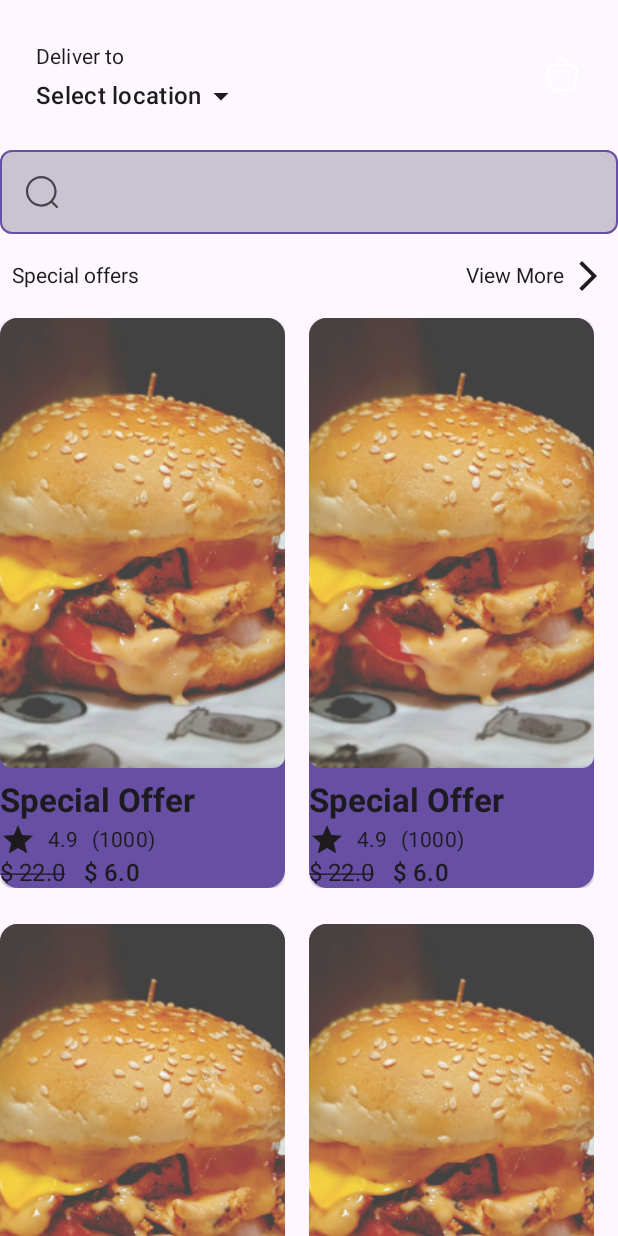
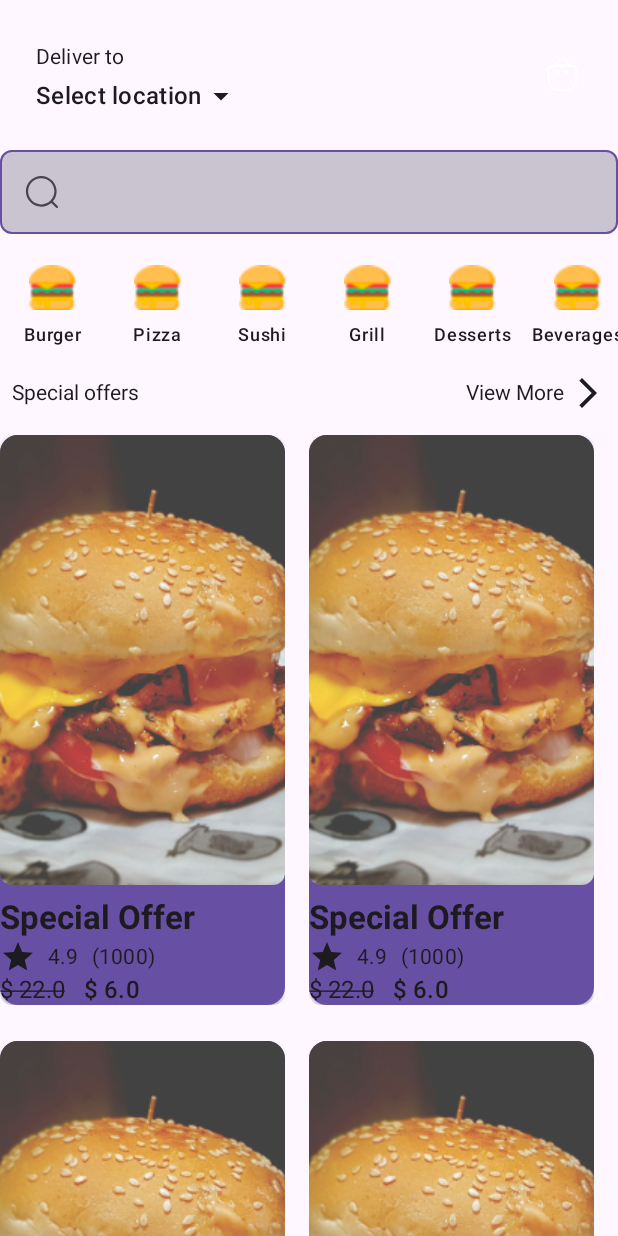
Before and after one commit to Ashraf4795/jahez, an Android app built with Jetpack Compose: the screen it shows after launch (MainActivity), on a phone screen of 412 x 824 dp. Run offline under Robolectric (Android 15) with nearby library versions, the phone set to English and light mode, and no system bars; our stand-ins replace Dagger/Hilt's generated code; missing, so only their content is drawn: JahezTheme; 10 statements that could not run were skipped.

Commit message:
add categories

```diff
--- a/data_model/src/main/java/com/jahez/common/Category.kt
+++ b/data_model/src/main/java/com/jahez/common/Category.kt
@@ -5,4 +5,13 @@ data class Category(
     val categoryTitle: LocalizedContent,
     val categoryImage: String,
     val deeplink: String
-)
+) {
+    companion object {
+        fun mock() = Category(
+            "id",
+            LocalizedContent("برجر", "Burger"),
+            "image_url",
+            "deep_link"
+        )
+    }
+}
--- a/data_model/src/main/java/com/jahez/home/CategoriesWidget.kt
+++ b/data_model/src/main/java/com/jahez/home/CategoriesWidget.kt
@@ -1 +1,9 @@
 package com.jahez.home
+
+import com.jahez.common.Category
+
+
+data class CategoriesWidget(
+    val id: String,
+    val categories: List<Category>
+)
--- a/data_model/src/main/java/com/jahez/home/HomePageContent.kt
+++ b/data_model/src/main/java/com/jahez/home/HomePageContent.kt
@@ -3,6 +3,7 @@ package com.jahez.home
 
 data class HomePageContent(
     val id: String,
+    val categoriesWidget: CategoriesWidget? = null,
     val offersWidget: OffersWidget? = null,
     val merchantsWidget: MerchantsWidget? = null,
 )
--- a/data_model/src/main/java/com/jahez/home/MerchantsWidget.kt
+++ b/data_model/src/main/java/com/jahez/home/MerchantsWidget.kt
@@ -1,7 +1,6 @@
 package com.jahez.home
 
 import com.jahez.common.LocalizedContent
-import com.jahez.common.Offer
 import com.jahez.data_model.RemoteMerchant
 
 data class MerchantsWidget(
--- a/feature/home/src/main/java/com/jahez/home/ui/HomeScreenContent.kt
+++ b/feature/home/src/main/java/com/jahez/home/ui/HomeScreenContent.kt
@@ -3,11 +3,13 @@ package com.jahez.home.ui
 import androidx.compose.foundation.layout.Arrangement
 import androidx.compose.foundation.layout.fillMaxWidth
 import androidx.compose.foundation.lazy.LazyColumn
+import androidx.compose.foundation.lazy.LazyRow
 import androidx.compose.runtime.Composable
 import androidx.compose.ui.Modifier
 import androidx.compose.ui.unit.dp
 import com.jahez.core.AppRoute
 import com.jahez.home.HomePageContent
+import com.jahez.home.ui.sections.CategoriesSection
 import com.jahez.home.ui.sections.OfferSection
 import com.jahez.inputs.SearchField
 
@@ -17,12 +19,16 @@ fun HomeScreenContent(
     homePageContent: HomePageContent,
     navigateTo: (AppRoute) -> Unit
 ) {
-    LazyColumn (
+    LazyColumn(
         modifier = modifier.fillMaxWidth(),
         verticalArrangement = Arrangement.spacedBy(8.dp)
-    ){
+    ) {
         item {
             SearchField() {}
+        }
+
+        homePageContent.categoriesWidget?.let {
+            CategoriesSection(categoriesWidget = it)
         }
 
         homePageContent.offersWidget?.let { offerWidget ->
--- /dev/null
+++ b/feature/home/src/main/java/com/jahez/home/ui/sections/CategoriesSection.kt
@@ -0,0 +1,25 @@
+package com.jahez.home.ui.sections
+
+import androidx.compose.foundation.lazy.LazyListScope
+import androidx.compose.foundation.lazy.LazyRow
+import androidx.compose.ui.Modifier
+import com.jahez.CategoryCard
+import com.jahez.home.CategoriesWidget
+
+
+fun LazyListScope.CategoriesSection(
+    modifier: Modifier = Modifier,
+    categoriesWidget: CategoriesWidget
+) {
+
+    if (categoriesWidget.categories.isNotEmpty() == true) {
+        item {
+            LazyRow(modifier) {
+                items(categoriesWidget.categories.size) { index ->
+                    val category = categoriesWidget.categories[index]
+                    CategoryCard(category = category)
+                }
+            }
+        }
+    }
+}
--- a/home-data/src/main/java/com/jahez/home_data/datasource/remote/fake/FakeData.kt
+++ b/home-data/src/main/java/com/jahez/home_data/datasource/remote/fake/FakeData.kt
@@ -1,10 +1,12 @@
 package com.jahez.home_data.datasource.remote.fake
 
+import com.jahez.common.Category
 import com.jahez.common.DeliveryMetadata
 import com.jahez.common.LocalizedContent
 import com.jahez.common.Offer
 import com.jahez.common.Rate
 import com.jahez.data_model.RemoteMerchant
+import com.jahez.home.CategoriesWidget
 import com.jahez.home.HomePageContent
 import com.jahez.home.MerchantsWidget
 import com.jahez.home.OffersWidget
@@ -12,6 +14,71 @@ import com.jahez.home.OffersWidget
 
 val fakeHomePageContent = HomePageContent(
     id = "home_001",
+    categoriesWidget = CategoriesWidget(
+        id = "categories_widget_001",
+        categories = listOf(
+            Category(
+                id = "1",
+                categoryTitle = LocalizedContent("برجر", "Burger"),
+                categoryImage = "https://example.com/images/burger.jpg",
+                deeplink = "app://category/burger"
+            ),
+            Category(
+                id = "2",
+                categoryTitle = LocalizedContent("بيتزا", "Pizza"),
+                categoryImage = "https://example.com/images/pizza.jpg",
+                deeplink = "app://category/pizza"
+            ),
+            Category(
+                id = "3",
+                categoryTitle = LocalizedContent("سوشي", "Sushi"),
+                categoryImage = "https://example.com/images/sushi.jpg",
+                deeplink = "app://category/sushi"
+            ),
+            Category(
+                id = "4",
+                categoryTitle = LocalizedContent("مشاوي", "Grill"),
+                categoryImage = "https://example.com/images/grill.jpg",
+                deeplink = "app://category/grill"
+            ),
+            Category(
+                id = "5",
+                categoryTitle = LocalizedContent("حلويات", "Desserts"),
+                categoryImage = "https://example.com/images/desserts.jpg",
+                deeplink = "app://category/desserts"
+            ),
+            Category(
+                id = "6",
+                categoryTitle = LocalizedContent("مشروبات", "Beverages"),
+                categoryImage = "https://example.com/images/beverages.jpg",
+                deeplink = "app://category/beverages"
+            ),
+            Category(
+                id = "7",
+                categoryTitle = LocalizedContent("فطور", "Breakfast"),
+                categoryImage = "https://example.com/images/breakfast.jpg",
+                deeplink = "app://category/breakfast"
+            ),
+            Category(
+                id = "8",
+                categoryTitle = LocalizedContent("سلطات", "Salads"),
+                categoryImage = "https://example.com/images/salads.jpg",
+                deeplink = "app://category/salads"
+            ),
+            Category(
+                id = "9",
+                categoryTitle = LocalizedContent("وجبات سريعة", "Fast Food"),
+                categoryImage = "https://example.com/images/fastfood.jpg",
+                deeplink = "app://category/fastfood"
+            ),
+            Category(
+                id = "10",
+                categoryTitle = LocalizedContent("مأكولات بحرية", "Seafood"),
+                categoryImage = "https://example.com/images/seafood.jpg",
+                deeplink = "app://category/seafood"
+            )
+        )
+    ),
     offersWidget = OffersWidget(
         id = "offers_widget_001",
         title = LocalizedContent(
@@ -19,7 +86,6 @@ val fakeHomePageContent = HomePageContent(
             english = "Delicious Food Offers"
         ),
         items = listOf(
-
             Offer(
                 id = "offer_001",
                 title = LocalizedContent(
--- a/ui/build.gradle.kts
+++ b/ui/build.gradle.kts
@@ -36,6 +36,7 @@ dependencies {
 
 fun DependencyHandlerScope.projects() {
     implementation(project(":core"))
+    implementation(project(":data_model"))
     implementation(project(":common_res"))
 }
 
--- a/ui/src/main/java/com/jahez/CategoryCard.kt
+++ b/ui/src/main/java/com/jahez/CategoryCard.kt
@@ -1,6 +1,7 @@
 package com.jahez
 
 import android.content.res.Configuration
+import androidx.compose.foundation.Image
 import androidx.compose.foundation.layout.Arrangement
 import androidx.compose.foundation.layout.Column
 import androidx.compose.foundation.layout.fillMaxSize
@@ -14,15 +15,16 @@ import androidx.compose.material3.Text
 import androidx.compose.runtime.Composable
 import androidx.compose.ui.Alignment
 import androidx.compose.ui.Modifier
+import androidx.compose.ui.res.painterResource
 import androidx.compose.ui.tooling.preview.Preview
 import androidx.compose.ui.unit.dp
-import coil3.compose.AsyncImage
+import com.jahez.common.Category
 import com.jahez.ui.theme.JahezTheme
 
 @Composable
-fun CategoryCard(modifier: Modifier = Modifier) {
+fun CategoryCard(modifier: Modifier = Modifier, category: Category) {
     Card(
-        modifier = Modifier.size(70.dp),
+        modifier = modifier.size(70.dp),
         shape = RoundedCornerShape(8.dp),
         colors = CardDefaults.cardColors().copy(
             containerColor = MaterialTheme.colorScheme.surface,
@@ -33,14 +35,14 @@ fun CategoryCard(modifier: Modifier = Modifier) {
             verticalArrangement = Arrangement.Center,
             horizontalAlignment = Alignment.CenterHorizontally
         ) {
-            AsyncImage(
+            Image(
                 modifier = Modifier
                     .padding(8.dp)
                     .size(32.dp),
-                model = "",
+                painter = painterResource(com.jahez.common_resources.R.drawable.burger),
                 contentDescription = "burger category",
             )
-            Text("Burger", style = MaterialTheme.typography.labelMedium)
+            Text(category.categoryTitle.localize("en"), style = MaterialTheme.typography.labelMedium)
         }
     }
 }
@@ -53,7 +55,7 @@ fun CategoryCard(modifier: Modifier = Modifier) {
 @Composable
 private fun CatergoryCardPreview() {
     JahezTheme {
-        CategoryCard()
+        CategoryCard(category = Category.mock())
     }
 }
 
@@ -64,6 +66,6 @@ private fun CatergoryCardPreview() {
 @Composable
 private fun DarkCatergoryCardPreview() {
     JahezTheme {
-        CategoryCard()
+        CategoryCard(category = Category.mock())
     }
 }
```
Also changed, not shown: common_res/src/main/res/drawable/burger.png (added).
